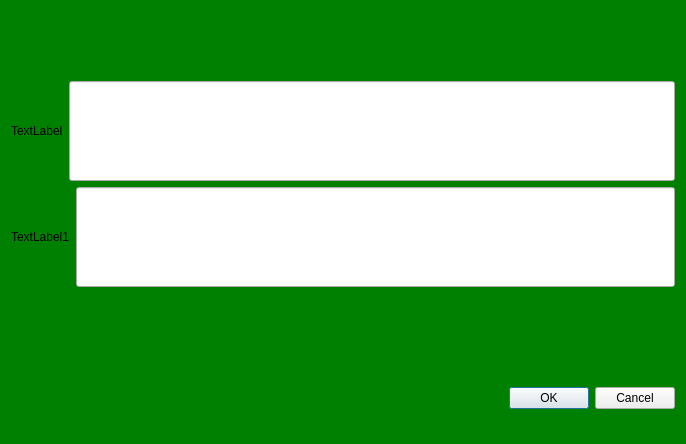
The window that flipVerticalLayout/dialog2.ui (laszlo-avotra-tips/layout) describes before a commit, drawn with Qt 5.
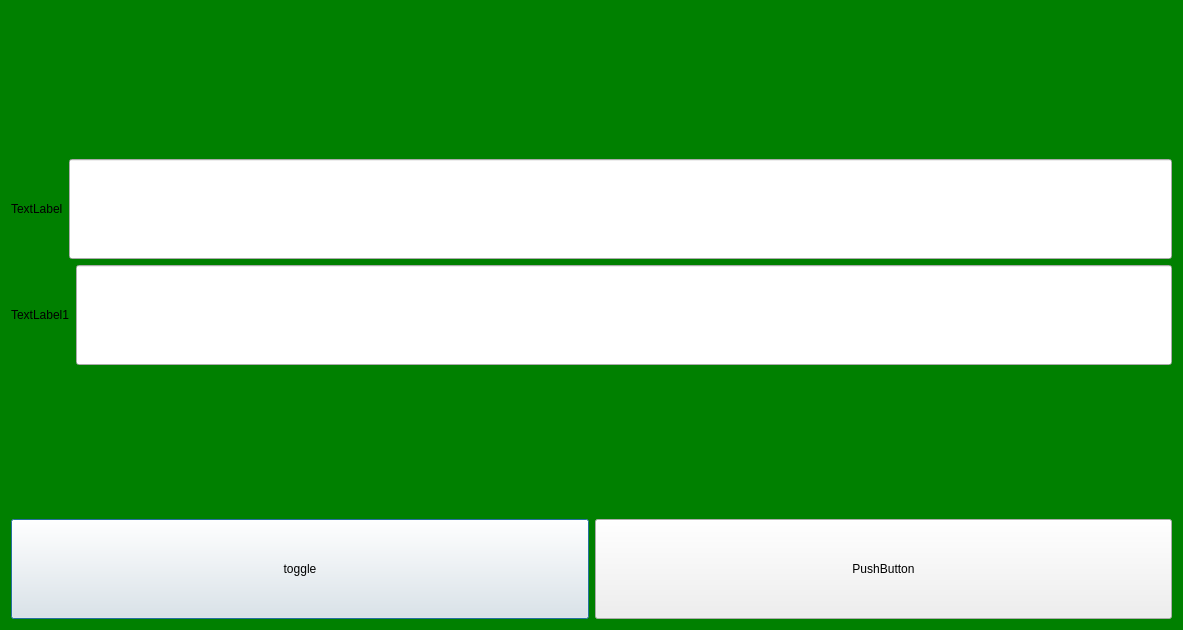
The same window after the commit. Custom widgets are drawn as their Qt base class.

Patch:
```diff
--- a/flipVerticalLayout/dialog2.ui
+++ b/flipVerticalLayout/dialog2.ui
@@ -6,8 +6,8 @@
    <rect>
     <x>0</x>
     <y>0</y>
-    <width>686</width>
-    <height>444</height>
+    <width>1183</width>
+    <height>630</height>
    </rect>
   </property>
   <property name="maximumSize">
@@ -118,26 +118,46 @@
     </spacer>
    </item>
    <item>
-    <widget class="QDialogButtonBox" name="buttonBox">
-     <property name="sizePolicy">
-      <sizepolicy hsizetype="Expanding" vsizetype="Expanding">
-       <horstretch>0</horstretch>
-       <verstretch>0</verstretch>
-      </sizepolicy>
-     </property>
-     <property name="minimumSize">
-      <size>
-       <width>0</width>
-       <height>50</height>
-      </size>
-     </property>
-     <property name="orientation">
-      <enum>Qt::Horizontal</enum>
-     </property>
-     <property name="standardButtons">
-      <set>QDialogButtonBox::Cancel|QDialogButtonBox::Ok</set>
-     </property>
-    </widget>
+    <layout class="QHBoxLayout" name="horizontalLayout_3">
+     <item>
+      <widget class="QPushButton" name="pushButton">
+       <property name="minimumSize">
+        <size>
+         <width>0</width>
+         <height>100</height>
+        </size>
+       </property>
+       <property name="text">
+        <string>toggle</string>
+       </property>
+      </widget>
+     </item>
+     <item>
+      <widget class="QPushButton" name="pushButton_2">
+       <property name="enabled">
+        <bool>true</bool>
+       </property>
+       <property name="minimumSize">
+        <size>
+         <width>0</width>
+         <height>100</height>
+        </size>
+       </property>
+       <property name="styleSheet">
+        <string notr="true"/>
+       </property>
+       <property name="text">
+        <string>PushButton</string>
+       </property>
+       <property name="checkable">
+        <bool>false</bool>
+       </property>
+       <property name="checked">
+        <bool>false</bool>
+       </property>
+      </widget>
+     </item>
+    </layout>
    </item>
   </layout>
  </widget>
```
Left out of the diff: 35 changed lines with no effect on the pictures.
